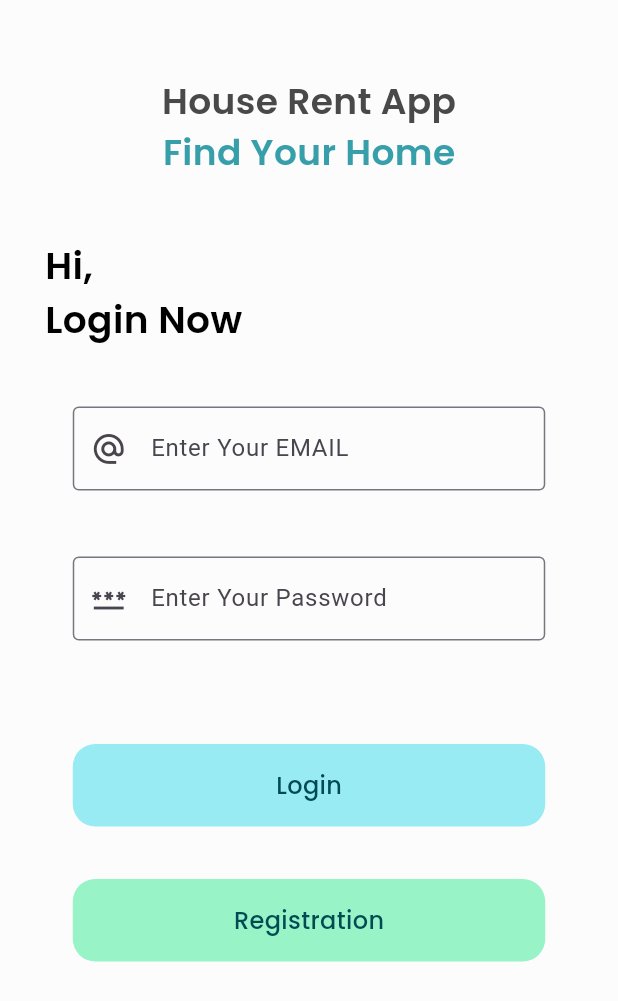
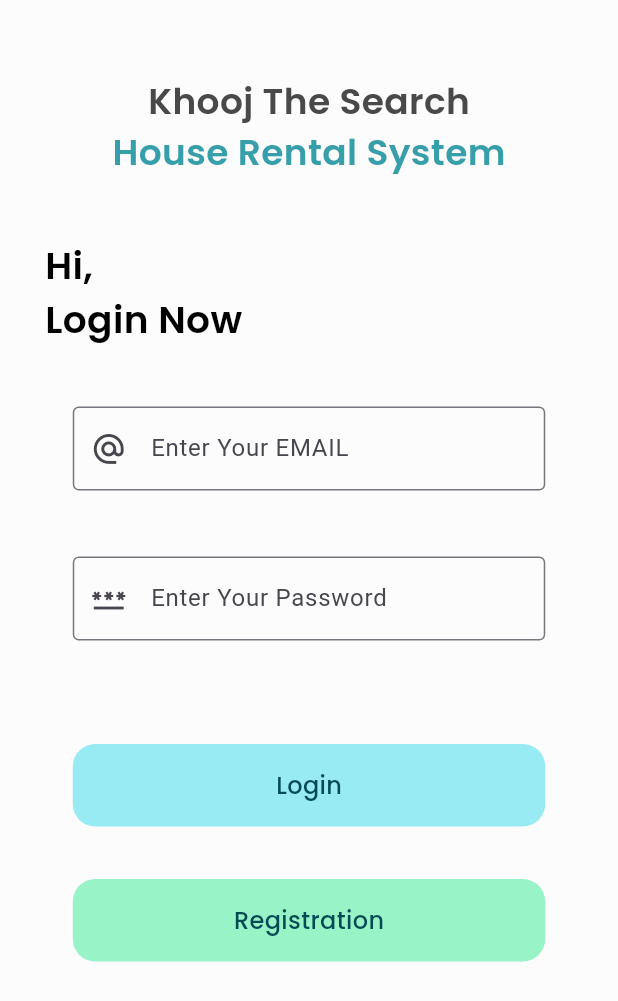
Before and after one commit to mahedyhasanchayon/Home_Rent_Application, a Flutter app: the screen it shows after launch, on a phone screen of 412 x 824 dp. Shown: the top 1001 px of the screen. Run offline on Flutter 3.47's test engine with Material 3 defaults, Android fonts, the phone set to English and light mode, and no system bars; our stand-ins replace carousel_slider, cloud_firestore, firebase_auth, firebase_core, firebase_storage, flutter_svg and 5 more; accounts and stored records are empty.

Commit message:
first commitw

```diff
--- a/house_rent/lib/pages/Landing/landing.dart
+++ b/house_rent/lib/pages/Landing/landing.dart
@@ -17,6 +17,7 @@ class _LandingPageState extends State<LandingPage> {
   @override
   Widget build(BuildContext context) {
     return Scaffold(
+      backgroundColor: Colors.white,
         body: pages[_currentIndex],
         bottomNavigationBar: BottomNavigationBar(
           showUnselectedLabels: true,
--- a/house_rent/lib/pages/Nav-Option-Pages/home_nav.dart
+++ b/house_rent/lib/pages/Nav-Option-Pages/home_nav.dart
@@ -428,6 +428,7 @@ class NoticeMsg extends StatelessWidget {
           border: Border.all(color: Colors.black12),
           image: DecorationImage(image: AssetImage("assets/images/findhouse.png"),alignment: Alignment.centerRight,fit: BoxFit.fitHeight)
         ),
+        child: SingleChildScrollView(
           child: Column(
             crossAxisAlignment: CrossAxisAlignment.start,
             children: [
@@ -437,6 +438,7 @@ class NoticeMsg extends StatelessWidget {
             ],
           ),
         ),
+      ),
     );
   }
 }
--- a/house_rent/lib/pages/login.dart
+++ b/house_rent/lib/pages/login.dart
@@ -84,7 +84,7 @@ class _LoginPageState extends State<LoginPage> {
                     width: 243.0,
                     child: Align(
                         alignment: Alignment.center,
-                        child: Text("House Rent App",
+                        child: Text("Khooj The Search",
                             style: GoogleFonts.poppins(
                                 fontSize: 24.0,
                                 fontWeight: FontWeight.w600,
@@ -93,7 +93,7 @@ class _LoginPageState extends State<LoginPage> {
                   SizedBox(
                     height: 1.0,
                   ),
-                  Text("Find Your Home",
+                  Text("House Rental System",
                       style: GoogleFonts.poppins(
                           fontSize: 24.0,
                           fontWeight: FontWeight.w600,
--- a/house_rent/lib/pages/post_view_details.dart
+++ b/house_rent/lib/pages/post_view_details.dart
@@ -366,7 +366,7 @@ class _PostViewDetailsState extends State<PostViewDetails> {
                             borderRadius: BorderRadius.circular(8),
                             border: Border.all(color:Colors.black12 )
                           ),
-                          child: ListTile(leading: CircleAvatar(backgroundColor: Color.fromARGB(8, 0, 0, 0), child: Icon(Icons.person_outlined,size: 30,color: Colors.black26,),) ,title: Text('${userinfo!['name']}') ,subtitle: Text('0${userinfo!['phone']}') )
+                          child: ListTile(leading: CircleAvatar(backgroundColor: Color.fromARGB(8, 0, 0, 0), child: Icon(Icons.person_outlined,size: 30,color: Colors.black26,),) ,title: Text('${userinfo!['name']}') ,subtitle: Text('${userinfo!['phone']}') )
                         ) ?? CircularProgressIndicator(),
                 Padding(
                     padding: const EdgeInsets.only(top: 20,bottom: 15),
--- a/house_rent/lib/pages/registration.dart
+++ b/house_rent/lib/pages/registration.dart
@@ -112,7 +112,7 @@ class _RegistrationScreenState extends State<RegistrationScreen> {
                       width: 243.0,
                       child: Align(
                           alignment: Alignment.center,
-                          child: Text("House Rent App",
+                          child: Text("Khooj The Search",
                               style: GoogleFonts.poppins(
                                   fontSize: 24.0,
                                   fontWeight: FontWeight.w600,
@@ -121,7 +121,7 @@ class _RegistrationScreenState extends State<RegistrationScreen> {
                     SizedBox(
                       height: 1.0,
                     ),
-                    Text("Find Your Home",
+                    Text("House Rental System",
                         style: GoogleFonts.poppins(
                             fontSize: 24.0,
                             fontWeight: FontWeight.w600,
--- a/house_rent/pubspec.yaml
+++ b/house_rent/pubspec.yaml
@@ -51,6 +51,7 @@ dependencies:
   path_provider: ^2.1.1
   intl_phone_field: ^3.2.0
   intl: ^0.18.1
+  url_launcher: ^6.2.1
 
 dev_dependencies:
   flutter_test:
```
Also changed, not shown: house_rent/lib/pages/Nav-Option-Pages/advertisement_nav.dart (+3 -16 lines), house_rent/lib/pages/Nav-Option-Pages/favorites_nav.dart (+15 -2 lines), house_rent/lib/pages/new_post_form.dart (+47 -2 lines), house_rent/lib/pages/own_feed.dart (+6 -5 lines), house_rent/lib/firebase_options.dart, house_rent/pubspec.lock, 11 other files. Lines whose indentation alone changed are shown as unchanged.
